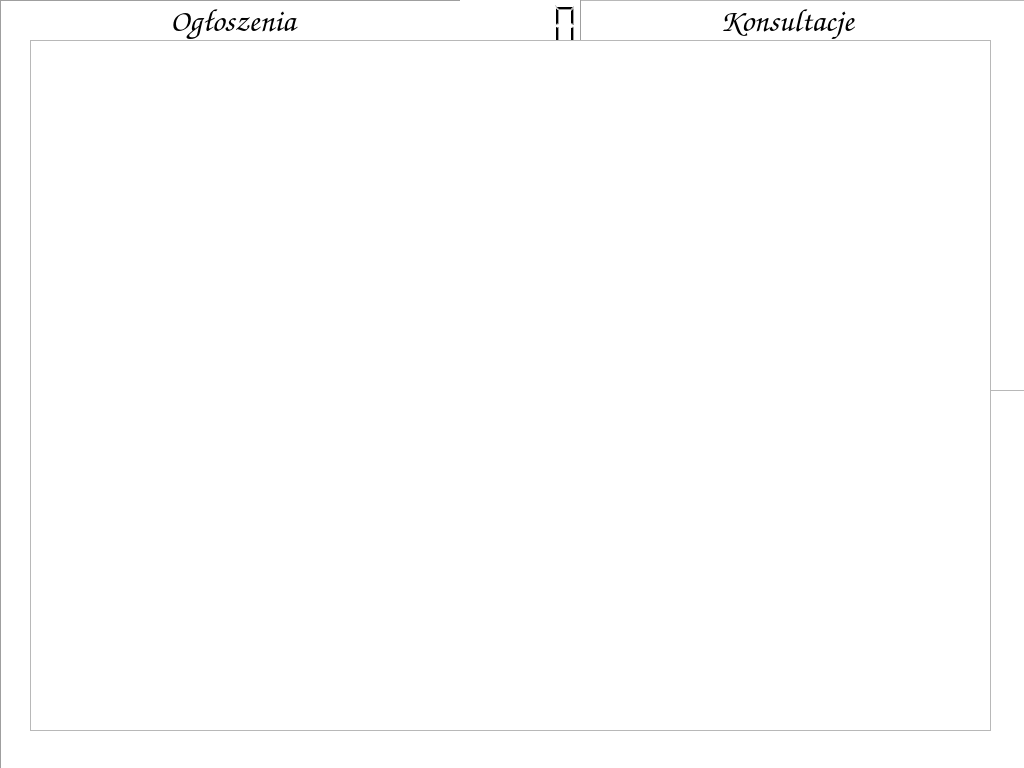
The window that backend/widget.ui (CiotkaCierpienia/interaktywana-tablica-ogloszen) describes before a commit, drawn with Qt 5.
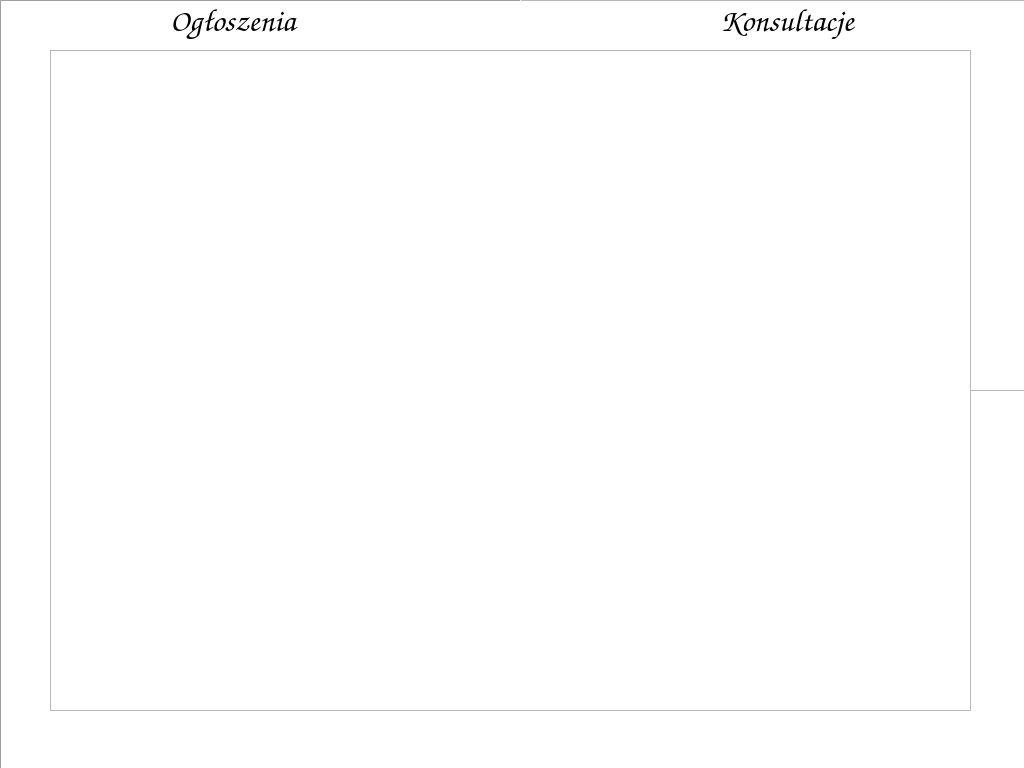
The same window after the commit.

Diff of the .ui file:
```diff
--- a/backend/widget.ui
+++ b/backend/widget.ui
@@ -67,34 +67,6 @@
     <bool>true</bool>
    </property>
   </widget>
-  <widget class="QLCDNumber" name="pokoj">
-   <property name="geometry">
-    <rect>
-     <x>460</x>
-     <y>0</y>
-     <width>121</width>
-     <height>51</height>
-    </rect>
-   </property>
-   <property name="font">
-    <font>
-     <family>Dingbats</family>
-     <pointsize>15</pointsize>
-     <weight>75</weight>
-     <bold>true</bold>
-     <underline>false</underline>
-    </font>
-   </property>
-   <property name="autoFillBackground">
-    <bool>false</bool>
-   </property>
-   <property name="frameShape">
-    <enum>QFrame::Panel</enum>
-   </property>
-   <property name="smallDecimalPoint">
-    <bool>false</bool>
-   </property>
-  </widget>
   <widget class="QTextEdit" name="konsultacje">
    <property name="geometry">
     <rect>
@@ -201,10 +173,10 @@
   <widget class="QTextEdit" name="legitymacja">
    <property name="geometry">
     <rect>
-     <x>30</x>
-     <y>40</y>
-     <width>961</width>
-     <height>691</height>
+     <x>50</x>
+     <y>50</y>
+     <width>921</width>
+     <height>661</height>
     </rect>
    </property>
    <property name="font">
```
Left out of the diff: 1 changed line with no effect on the pictures.
